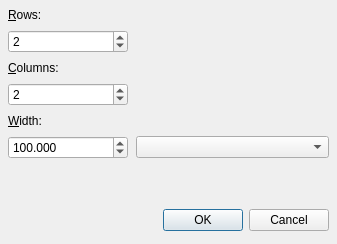
Above: gui/src/TableSettingsDialog.ui from d1vanov/quentier before the change. Below: the same form after it.
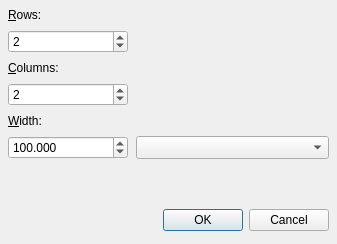
That is the form after the change.

Commit message: Maximum size adjustments for table settings dialog

```diff
--- a/gui/src/TableSettingsDialog.ui
+++ b/gui/src/TableSettingsDialog.ui
@@ -19,6 +19,12 @@
     <height>244</height>
    </size>
   </property>
+  <property name="maximumSize">
+   <size>
+    <width>370</width>
+    <height>300</height>
+   </size>
+  </property>
   <property name="windowTitle">
    <string extracomment="Dialog for insertion of the new table settings">Table settings</string>
   </property>
@@ -128,6 +134,12 @@
      </item>
      <item row="1" column="1">
       <widget class="QComboBox" name="tableWidthModeComboBox">
+       <property name="maximumSize">
+        <size>
+         <width>250</width>
+         <height>25</height>
+        </size>
+       </property>
        <property name="editable">
         <bool>false</bool>
        </property>
```
